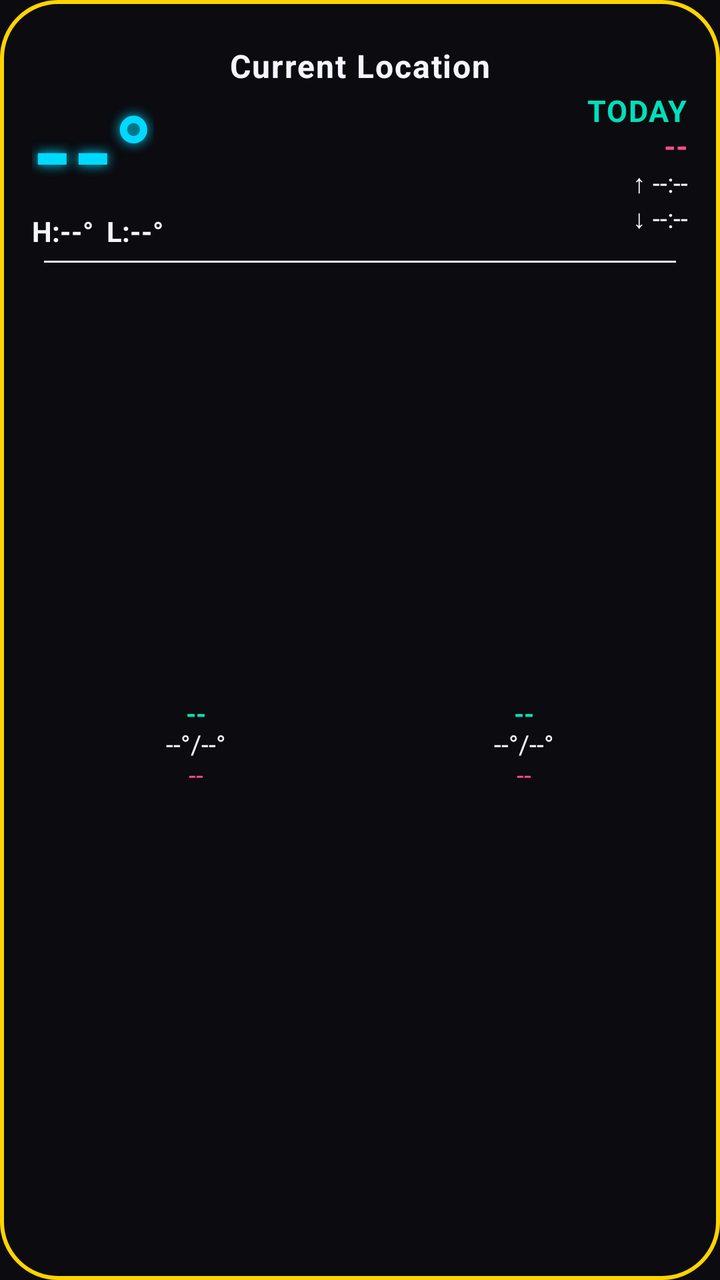
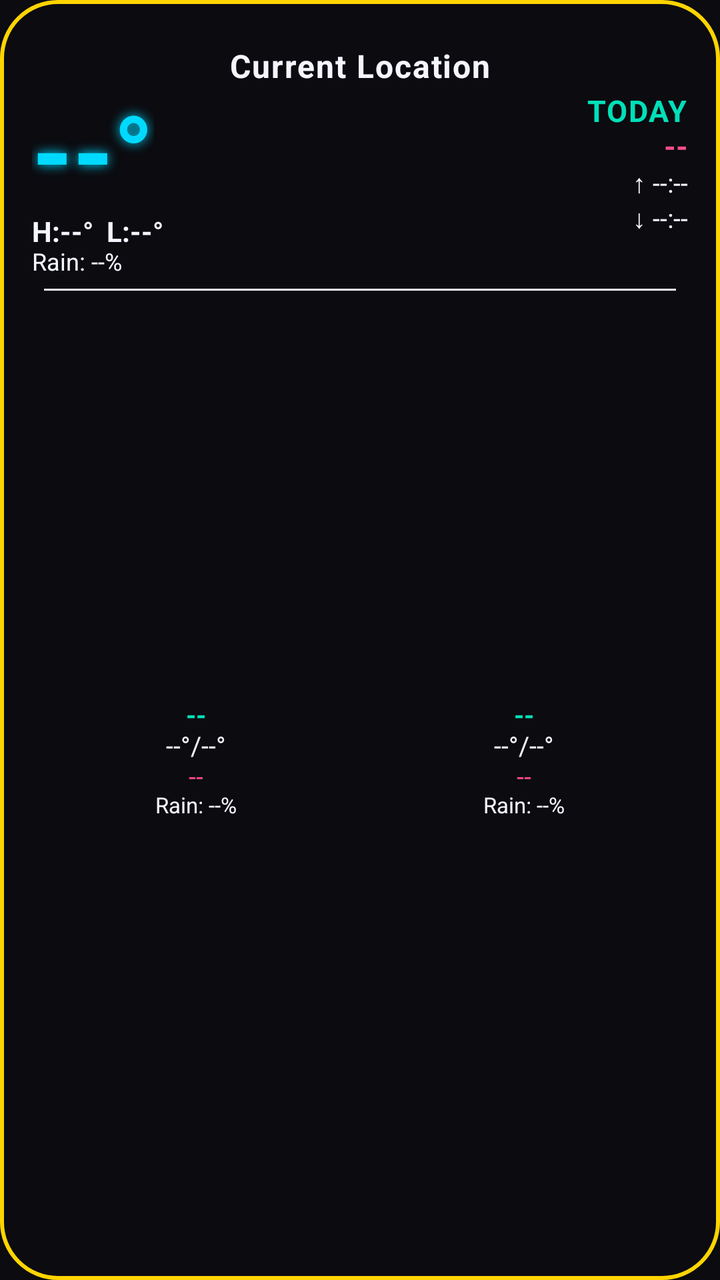

Two renders of the same Android screen: before a commit and after it. Below are the layout's source before the change and the commit's diff.
<!-- AndroidManifest.xml: application theme Theme.WeatherWidget -->
<!-- res/layout/widget_weather.xml -->
<?xml version="1.0" encoding="utf-8"?>
<LinearLayout xmlns:android="http://schemas.android.com/apk/res/android"
    android:id="@+id/weatherWidgetRoot"
    android:layout_width="match_parent"
    android:layout_height="match_parent"
    android:orientation="vertical"
    android:background="@drawable/widget_background"
    android:paddingTop="24dp"
    android:paddingBottom="16dp"
    android:paddingStart="16dp"
    android:paddingEnd="16dp">

    
    <TextView
        android:id="@+id/cityText"
        android:layout_width="match_parent"
        android:layout_height="wrap_content"
        android:gravity="center"
        android:includeFontPadding="false"
        android:textColor="@color/retro_white"
        android:textStyle="bold"
        android:letterSpacing="0.04"
        android:maxLines="1"
        android:ellipsize="end"
        android:textSize="16sp"
        android:text="@string/current_location" />

    <LinearLayout
        android:layout_width="match_parent"
        android:layout_height="wrap_content"
        android:orientation="horizontal"
        android:layout_marginTop="4dp">

        
        <LinearLayout
            android:layout_width="0dp"
            android:layout_weight="1"
            android:layout_height="wrap_content"
            android:orientation="vertical"
            android:gravity="start">

            <TextView
                android:id="@+id/tempText"
                android:layout_width="wrap_content"
                android:layout_height="wrap_content"
                android:includeFontPadding="false"
                android:textColor="@color/retro_cyan"
                android:textSize="52sp"
                android:textStyle="bold"
                android:shadowColor="@color/retro_cyan"
                android:shadowDx="0"
                android:shadowDy="0"
                android:shadowRadius="14"
                android:text="--°" />

            <TextView
                android:id="@+id/todayHighLowText"
                android:layout_width="wrap_content"
                android:layout_height="wrap_content"
                android:includeFontPadding="false"
                android:textColor="@color/retro_white"
                android:textSize="14sp"
                android:textStyle="bold"
                android:maxLines="1"
                android:ellipsize="end"
                android:text="H:--°  L:--°" />

        </LinearLayout>

        
        <LinearLayout
            android:layout_width="0dp"
            android:layout_weight="1"
            android:layout_height="wrap_content"
            android:orientation="vertical"
            android:gravity="end">

            <TextView
                android:id="@+id/todayLabelText"
                android:layout_width="wrap_content"
                android:layout_height="wrap_content"
                android:includeFontPadding="false"
                android:textColor="@color/retro_teal"
                android:textSize="15sp"
                android:textStyle="bold"
                android:letterSpacing="0.04"
                android:maxLines="1"
                android:ellipsize="end"
                android:text="@string/widget_today_label" />

            <TextView
                android:id="@+id/conditionText"
                android:layout_width="wrap_content"
                android:layout_height="wrap_content"
                android:includeFontPadding="false"
                android:textColor="@color/retro_pink"
                android:textSize="15sp"
                android:textStyle="bold"
                android:maxLines="1"
                android:ellipsize="end"
                android:text="--" />

            
            <LinearLayout
                android:id="@+id/sunRow"
                android:layout_width="wrap_content"
                android:layout_height="wrap_content"
                android:orientation="vertical"
                android:gravity="end">

                <TextView
                    android:id="@+id/sunriseText"
                    android:layout_width="wrap_content"
                    android:layout_height="wrap_content"
                    android:includeFontPadding="false"
                    android:textColor="@color/retro_white"
                    android:textSize="13sp"
                    android:maxLines="1"
                    android:ellipsize="end"
                    android:text="↑ --:--" />

                <TextView
                    android:id="@+id/sunsetText"
                    android:layout_width="wrap_content"
                    android:layout_height="wrap_content"
                    android:includeFontPadding="false"
                    android:textColor="@color/retro_white"
                    android:textSize="13sp"
                    android:maxLines="1"
                    android:ellipsize="end"
                    android:text="↓ --:--" />

            </LinearLayout>

        </LinearLayout>

    </LinearLayout>

    
    <View
        android:id="@+id/divider"
        android:layout_width="match_parent"
        android:layout_height="1dp"
        android:layout_marginTop="6dp"
        android:layout_marginBottom="6dp"
        android:layout_marginStart="6dp"
        android:layout_marginEnd="6dp"
        android:background="@color/retro_white" />

    
    <LinearLayout
        android:id="@+id/forecastRow"
        android:layout_width="match_parent"
        android:layout_height="0dp"
        android:layout_weight="1"
        android:orientation="horizontal">

        <LinearLayout
            android:layout_width="0dp"
            android:layout_weight="1"
            android:layout_height="match_parent"
            android:orientation="vertical"
            android:gravity="center">

            <TextView
                android:id="@+id/forecast1Day"
                android:layout_width="wrap_content"
                android:layout_height="wrap_content"
                android:includeFontPadding="false"
                android:textColor="@color/retro_teal"
                android:textStyle="bold"
                android:textSize="13sp"
                android:text="--" />

            <TextView
                android:id="@+id/forecast1HighLow"
                android:layout_width="wrap_content"
                android:layout_height="wrap_content"
                android:includeFontPadding="false"
                android:textColor="@color/retro_white"
                android:textSize="13sp"
                android:text="--°/--°" />

            
            <TextView
                android:id="@+id/forecast1Condition"
                android:layout_width="wrap_content"
                android:layout_height="wrap_content"
                android:includeFontPadding="false"
                android:textColor="@color/retro_pink"
                android:textSize="13sp"
                android:text="--" />

        </LinearLayout>

        <LinearLayout
            android:layout_width="0dp"
            android:layout_weight="1"
            android:layout_height="match_parent"
            android:orientation="vertical"
            android:gravity="center">

            <TextView
                android:id="@+id/forecast2Day"
                android:layout_width="wrap_content"
                android:layout_height="wrap_content"
                android:includeFontPadding="false"
                android:textColor="@color/retro_teal"
                android:textStyle="bold"
                android:textSize="13sp"
                android:text="--" />

            <TextView
                android:id="@+id/forecast2HighLow"
                android:layout_width="wrap_content"
                android:layout_height="wrap_content"
                android:includeFontPadding="false"
                android:textColor="@color/retro_white"
                android:textSize="13sp"
                android:text="--°/--°" />

            
            <TextView
                android:id="@+id/forecast2Condition"
                android:layout_width="wrap_content"
                android:layout_height="wrap_content"
                android:includeFontPadding="false"
                android:textColor="@color/retro_pink"
                android:textSize="13sp"
                android:text="--" />

        </LinearLayout>

    </LinearLayout>

    
    <TextView
        android:id="@+id/updatedText"
        android:layout_width="match_parent"
        android:layout_height="wrap_content"
        android:layout_marginTop="4dp"
        android:includeFontPadding="false"
        android:gravity="center"
        android:textColor="@color/retro_white_dim"
        android:textSize="10sp"
        android:maxLines="1"
        android:ellipsize="end"
        android:text="" />

</LinearLayout>
<!-- resources referenced by this layout -->
<resources>
  <color name="retro_cyan">#00D9FF</color>
  <color name="retro_pink">#FF4F87</color>
  <color name="retro_teal">#00E0B8</color>
  <color name="retro_white">#F5F5FF</color>
  <color name="retro_white_dim">#8C8C99</color>
  <!-- drawable widget_background (drawable) -->
  <?xml version="1.0" encoding="utf-8"?>
  <layer-list xmlns:android="http://schemas.android.com/apk/res/android">
      <item>
          <shape android:shape="rectangle">
              <solid android:color="@color/widget_bg" />
              <corners android:radius="@dimen/widget_corner_radius" />
          </shape>
      </item>
      <item>
          <shape android:shape="rectangle">
              <stroke
                  android:width="2dp"
                  android:color="@color/retro_yellow" />
              <corners android:radius="@dimen/widget_corner_radius" />
          </shape>
      </item>
  </layer-list>
  <string name="current_location">Current Location</string>
  <string name="widget_today_label">TODAY</string>
  <style name="Theme.WeatherWidget" parent="Theme.MaterialComponents.NoActionBar">
          <item name="colorPrimary">@color/retro_teal</item>
          <item name="colorPrimaryDark">@color/black</item>
          <item name="colorAccent">@color/retro_cyan</item>
          <item name="android:windowBackground">@color/widget_bg</item>
          <item name="android:textColorPrimary">@color/retro_white</item>
          <item name="android:textColorSecondary">@color/retro_white</item>
      </style>
  <color name="widget_bg">#0B0B10</color>
  <dimen name="widget_corner_radius">20dp</dimen>
  <color name="retro_yellow">#FFD400</color>
  <color name="black">#000000</color>
</resources>

<!-- the commit's change to res/layout/widget_weather.xml (unified diff, before → after) -->
@@ -65,6 +65,17 @@
                 android:ellipsize="end"
                 android:text="H:--°  L:--°" />
 
+            <TextView
+                android:id="@+id/todayRainText"
+                android:layout_width="wrap_content"
+                android:layout_height="wrap_content"
+                android:includeFontPadding="false"
+                android:textColor="@color/retro_white"
+                android:textSize="12sp"
+                android:maxLines="1"
+                android:ellipsize="end"
+                android:text="Rain: --%" />
+
         </LinearLayout>
 
         
@@ -137,7 +148,8 @@
     </LinearLayout>
 
     
-    <View
+    
+    <TextView
         android:id="@+id/divider"
         android:layout_width="match_parent"
         android:layout_height="1dp"
@@ -145,7 +157,8 @@
         android:layout_marginBottom="6dp"
         android:layout_marginStart="6dp"
         android:layout_marginEnd="6dp"
-        android:background="@color/retro_white" />
+        android:background="@color/retro_white"
+        android:text="" />
 
     
     <LinearLayout
@@ -191,6 +204,15 @@
                 android:textSize="13sp"
                 android:text="--" />
 
+            <TextView
+                android:id="@+id/forecast1Rain"
+                android:layout_width="wrap_content"
+                android:layout_height="wrap_content"
+                android:includeFontPadding="false"
+                android:textColor="@color/retro_white"
+                android:textSize="11sp"
+                android:text="Rain: --%" />
+
         </LinearLayout>
 
         <LinearLayout
@@ -228,6 +250,15 @@
                 android:textColor="@color/retro_pink"
                 android:textSize="13sp"
                 android:text="--" />
+
+            <TextView
+                android:id="@+id/forecast2Rain"
+                android:layout_width="wrap_content"
+                android:layout_height="wrap_content"
+                android:includeFontPadding="false"
+                android:textColor="@color/retro_white"
+                android:textSize="11sp"
+                android:text="Rain: --%" />
 
         </LinearLayout>
 
